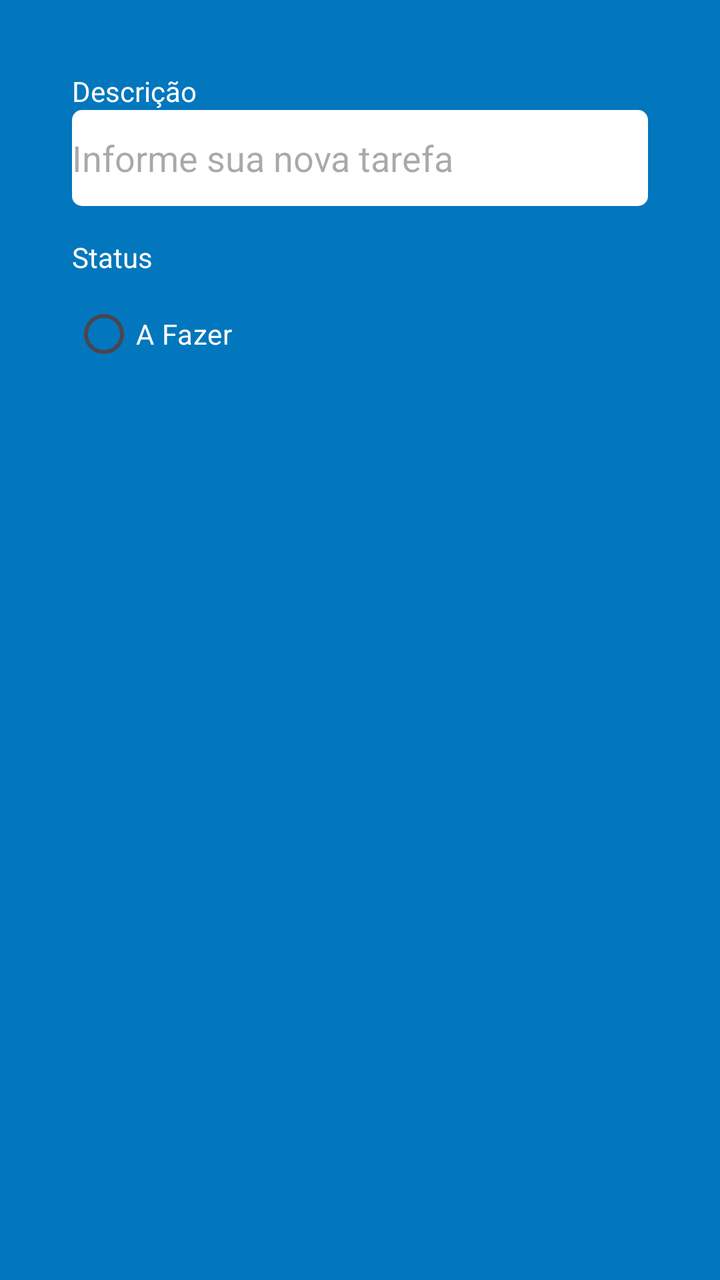
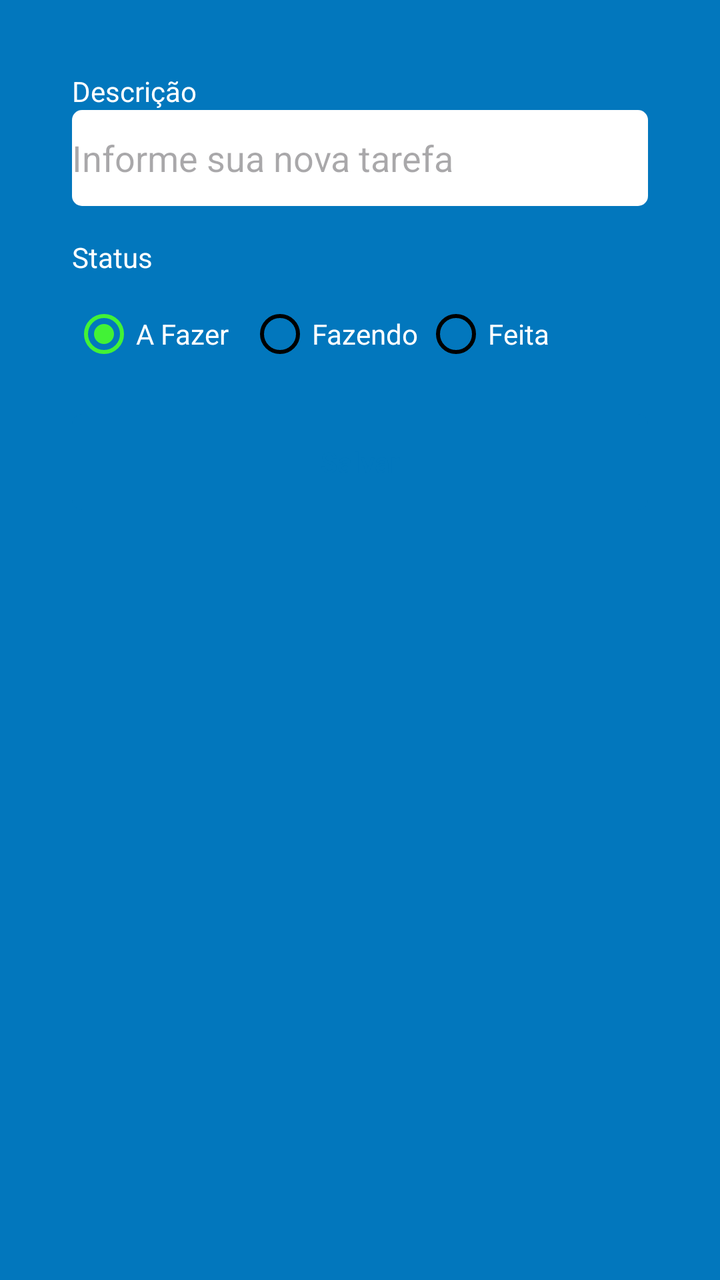

Before-and-after screenshots of an Android layout around one commit, followed by the original layout XML and the change that was made.
<!-- AndroidManifest.xml: application theme Theme.Atividade1 -->
<!-- res/layout/fragment_form_task.xml -->
<?xml version="1.0" encoding="utf-8"?>
<ScrollView
    xmlns:android="http://schemas.android.com/apk/res/android"
    xmlns:tools="http://schemas.android.com/tools"
    android:layout_width="match_parent"
    android:layout_height="match_parent"
    xmlns:app="http://schemas.android.com/apk/res-auto"
    tools:context="ui.FormTaskFragment"
    android:padding="20dp"
    android:fillViewport="true">

<androidx.constraintlayout.widget.ConstraintLayout
    android:layout_width="match_parent"
    android:layout_height="match_parent"
    android:padding="16dp">

    <TextView
        android:id="@+id/textView"
        android:layout_width="wrap_content"
        android:layout_height="wrap_content"
        android:text="Descrição"
        android:textColor="@color/white"
        app:layout_constraintStart_toStartOf="parent"
        app:layout_constraintTop_toTopOf="parent" />

    <EditText
        android:id="@+id/editTextDescricao"
        android:layout_width="match_parent"
        android:layout_height="48dp"
        android:background="@drawable/bg_edit_text"
        android:hint="Informe sua nova tarefa"
        app:layout_constraintEnd_toEndOf="parent"
        app:layout_constraintStart_toStartOf="parent"
        app:layout_constraintTop_toBottomOf="@+id/textView"/>
    <TextView
        android:id="@+id/textViewStatus"
        android:layout_width="wrap_content"
        android:layout_height="wrap_content"
        android:layout_marginTop="16dp"
        android:text="Status"
        android:textColor="@color/white"
        app:layout_constraintStart_toStartOf="parent"
        app:layout_constraintTop_toBottomOf="@+id/editTextDescricao" />
    <RadioGroup
        android:layout_width="match_parent"
        android:layout_height="wrap_content"
        android:layout_marginTop="5dp"
        android:orientation="horizontal"
        android:id="@+id/radioGroup"
        app:layout_constraintEnd_toEndOf="parent"
        app:layout_constraintStart_toStartOf="parent"
        app:layout_constraintTop_toBottomOf="@id/textViewStatus">
        <RadioButton
            android:layout_width="88dp"
            android:layout_height="wrap_content"
            android:buttonTint="@color/black"
            android:id="@+id/rbTodo"
            android:text="A Fazer"
            android:textColor="@color/white" />
    </RadioGroup>

</androidx.constraintlayout.widget.ConstraintLayout>
</ScrollView>
<!-- resources referenced by this layout -->
<resources>
  <color name="black">#FF000000</color>
  <color name="white">#FFFFFFFF</color>
  <!-- drawable bg_edit_text (drawable) -->
  <?xml version="1.0" encoding="utf-8"?>
  <shape xmlns:android="http://schemas.android.com/apk/res/android"
      android:shape="rectangle">
  
      <solid android:color="@color/white"/>
      <corners android:radius="5dp"/>
  
  </shape>
  <style name="Theme.Atividade1" parent="Base.Theme.Atividade1" />
  <style name="Base.Theme.Atividade1" parent="Theme.Material3.DayNight.NoActionBar">
          
          
          <item name="colorPrimary">@color/color_default</item>
          <item name="colorPrimaryVariant">@color/color_default</item>
          <item name="android:windowBackground">@color/color_default</item>
      </style>
  <color name="color_default">#0277BD</color>
</resources>

<!-- the commit's change to res/layout/fragment_form_task.xml (unified diff, before → after) -->
@@ -52,12 +52,60 @@
         app:layout_constraintTop_toBottomOf="@id/textViewStatus">
         <RadioButton
             android:layout_width="88dp"
-            android:layout_height="wrap_content"
-            android:buttonTint="@color/black"
+            android:layout_height="48dp"
             android:id="@+id/rbTodo"
             android:text="A Fazer"
-            android:textColor="@color/white" />
+            android:checked="true"
+            android:theme="@style/MyRadioButton"
+            android:textColor="@color/white"/>
+        <RadioButton
+            android:layout_width="88dp"
+            android:layout_height="48dp"
+            android:buttonTint="@color/black"
+            android:id="@+id/rbDoing"
+            android:text="Fazendo"
+            android:theme="@style/MyRadioButton"
+            android:textColor="@color/white"/>
+        <RadioButton
+            android:layout_width="88dp"
+            android:layout_height="48dp"
+            android:buttonTint="@color/black"
+            android:id="@+id/rbDone"
+            android:text="Feita"
+            android:theme="@style/MyRadioButton"
+            android:textColor="@color/white"/>
     </RadioGroup>
+
+    <com.google.android.material.button.MaterialButton
+        android:id="@+id/buttonSave"
+        android:layout_width="match_parent"
+        android:layout_height="wrap_content"
+        android:layout_marginTop="16dp"
+        android:background="@drawable/bg_btn"
+        android:text="Salvar"
+        android:textAllCaps="false"
+        android:textColor="@color/color_default"
+        android:backgroundTint="@null"
+        app:layout_editor_absoluteX="16dp"
+        app:layout_editor_absoluteY="221dp"
+        app:layout_constraintEnd_toEndOf="parent"
+        app:layout_constraintStart_toStartOf="parent"
+        app:layout_constraintTop_toBottomOf="@+id/radioGroup"/>
+
+    <ProgressBar
+        android:layout_width="wrap_content"
+        android:layout_height="wrap_content"
+        android:id="@+id/progressBar"
+        android:layout_marginTop="8dp"
+        android:layout_gravity="center"
+        android:indeterminateTint="@color/white"
+        android:visibility="invisible"
+        tools:layout_editor_absoluteX="152dp"
+        tools:layout_editor_absoluteY="278dp"
+        tools:visibility="visible"
+        app:layout_constraintEnd_toEndOf="parent"
+        app:layout_constraintStart_toStartOf="parent"
+        app:layout_constraintTop_toBottomOf="@+id/buttonSave"/>
 
 </androidx.constraintlayout.widget.ConstraintLayout>
 </ScrollView>
<!-- resource entries referenced after the edit -->
@@ -2,6 +2,15 @@
 <resources>
   <color name="black">#FF000000</color>
   <color name="white">#FFFFFFFF</color>
+  <!-- drawable bg_btn (drawable) -->
+  <?xml version="1.0" encoding="utf-8"?>
+  <shape xmlns:android="http://schemas.android.com/apk/res/android"
+      android:shape="rectangle">
+  
+      <solid android:color="@color/white"/>
+      <corners android:radius="5dp"/>
+  
+  </shape>
   <!-- drawable bg_edit_text (drawable) -->
   <?xml version="1.0" encoding="utf-8"?>
   <shape xmlns:android="http://schemas.android.com/apk/res/android"
@@ -11,7 +20,12 @@
       <corners android:radius="5dp"/>
   
   </shape>
+  <style name="MyRadioButton" parent="Theme.AppCompat.Light">
+          <item name="colorControlNormal">@color/black</item>
+          <item name="colorControlActivated">@color/green</item>
+      </style>
   <style name="Theme.Atividade1" parent="Base.Theme.Atividade1" />
+  <color name="green">#42F236</color>
   <style name="Base.Theme.Atividade1" parent="Theme.Material3.DayNight.NoActionBar">
           
           
